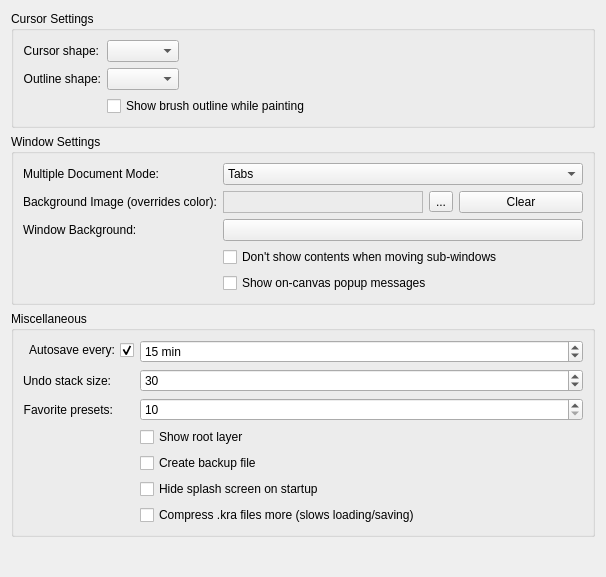
Above: krita/ui/forms/wdggeneralsettings.ui from KDE/krita before the change. Below: the same form after it.
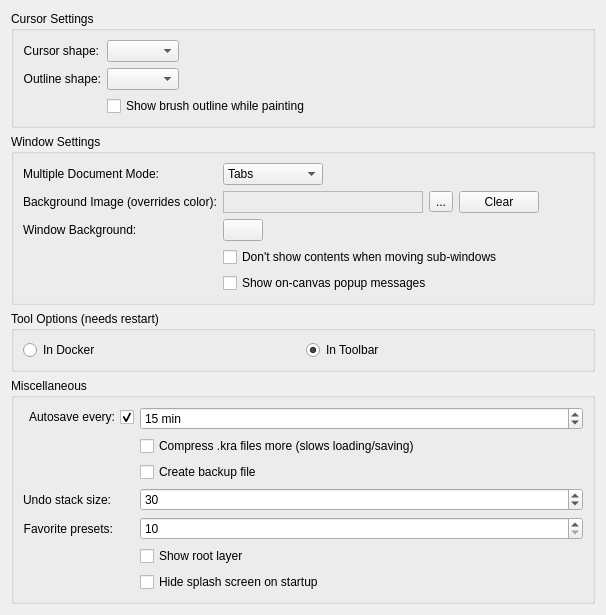
That is the form after the change. Custom widgets are drawn as their Qt base class.

Commit message:
FEATURE: Show the tool options in a popup
This can be set in the general settings tab: either we show
the tool options in a docker or in a popup that can be shown
using a button in the toolbar. The popup is detachable.

We need a nice icon for the tool button!

The tool option panels pops up when clicked with by pressing
(by default) the backslash key.

CCMAIL:kimageshop@kde.org

What changed in the file:
```diff
--- a/krita/ui/forms/wdggeneralsettings.ui
+++ b/krita/ui/forms/wdggeneralsettings.ui
@@ -76,6 +76,9 @@
      <layout class="QHBoxLayout" name="horizontalLayout_2">
       <item>
        <layout class="QFormLayout" name="formLayout_2">
+        <property name="fieldGrowthPolicy">
+         <enum>QFormLayout::ExpandingFieldsGrow</enum>
+        </property>
         <item row="0" column="0">
          <widget class="QLabel" name="label_2">
           <property name="text">
@@ -198,7 +201,32 @@
        </layout>
       </item>
      </layout>
-     <zorder></zorder>
+    </widget>
+   </item>
+   <item>
+    <widget class="QGroupBox" name="groupBox_4">
+     <property name="title">
+      <string>Tool Options (needs restart)</string>
+     </property>
+     <layout class="QHBoxLayout" name="horizontalLayout_3">
+      <item>
+       <widget class="QRadioButton" name="m_radioToolOptionsInDocker">
+        <property name="text">
+         <string>In Docker</string>
+        </property>
+       </widget>
+      </item>
+      <item>
+       <widget class="QRadioButton" name="m_radioToolOptionsInToolbar">
+        <property name="text">
+         <string>In Toolbar</string>
+        </property>
+        <property name="checked">
+         <bool>true</bool>
+        </property>
+       </widget>
+      </item>
+     </layout>
     </widget>
    </item>
    <item>
@@ -245,7 +273,7 @@
         </property>
        </widget>
       </item>
-      <item row="1" column="0">
+      <item row="3" column="0">
        <widget class="QLabel" name="label">
         <property name="sizePolicy">
          <sizepolicy hsizetype="Preferred" vsizetype="Preferred">
@@ -261,7 +289,7 @@
         </property>
        </widget>
       </item>
-      <item row="1" column="1">
+      <item row="3" column="1">
        <widget class="QSpinBox" name="m_undoStackSize">
         <property name="minimum">
          <number>0</number>
@@ -277,7 +305,7 @@
         </property>
        </widget>
       </item>
-      <item row="2" column="0">
+      <item row="4" column="0">
        <widget class="QLabel" name="label_3">
         <property name="sizePolicy">
          <sizepolicy hsizetype="Preferred" vsizetype="Preferred">
@@ -293,7 +321,7 @@
         </property>
        </widget>
       </item>
-      <item row="2" column="1">
+      <item row="4" column="1">
        <widget class="QSpinBox" name="m_favoritePresetsSpinBox">
         <property name="minimum">
          <number>10</number>
@@ -303,34 +331,34 @@
         </property>
        </widget>
       </item>
-      <item row="3" column="1">
+      <item row="5" column="1">
        <widget class="QCheckBox" name="chkShowRootLayer">
         <property name="text">
          <string>Show root layer</string>
         </property>
        </widget>
       </item>
-      <item row="4" column="1">
-       <widget class="QCheckBox" name="m_backupFileCheckBox">
-        <property name="text">
-         <string>Create backup file </string>
-        </property>
-       </widget>
-      </item>
-      <item row="5" column="1">
+      <item row="7" column="1">
        <widget class="QCheckBox" name="m_hideSplashScreen">
         <property name="text">
          <string>Hide splash screen on startup</string>
         </property>
        </widget>
       </item>
-      <item row="6" column="1">
+      <item row="1" column="1">
        <widget class="QCheckBox" name="m_chkCompressKra">
         <property name="text">
          <string>Compress .kra files more (slows loading/saving)</string>
         </property>
        </widget>
       </item>
+      <item row="2" column="1">
+       <widget class="QCheckBox" name="m_backupFileCheckBox">
+        <property name="text">
+         <string>Create backup file </string>
+        </property>
+       </widget>
+      </item>
      </layout>
     </widget>
    </item>
```
Left out of the diff: 42 changed lines with no effect on the pictures. The commit also changes 12 other files.
